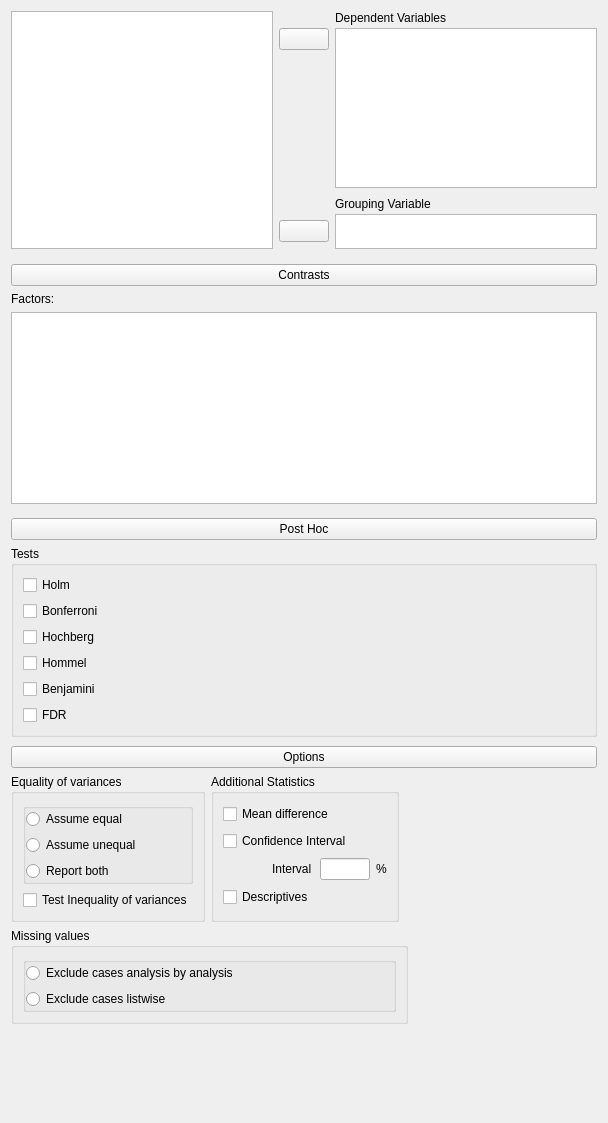
Qt form JASP-Desktop/analysisforms/anovaonewayform.ui (jasp-stats/jasp-desktop) before a commit.
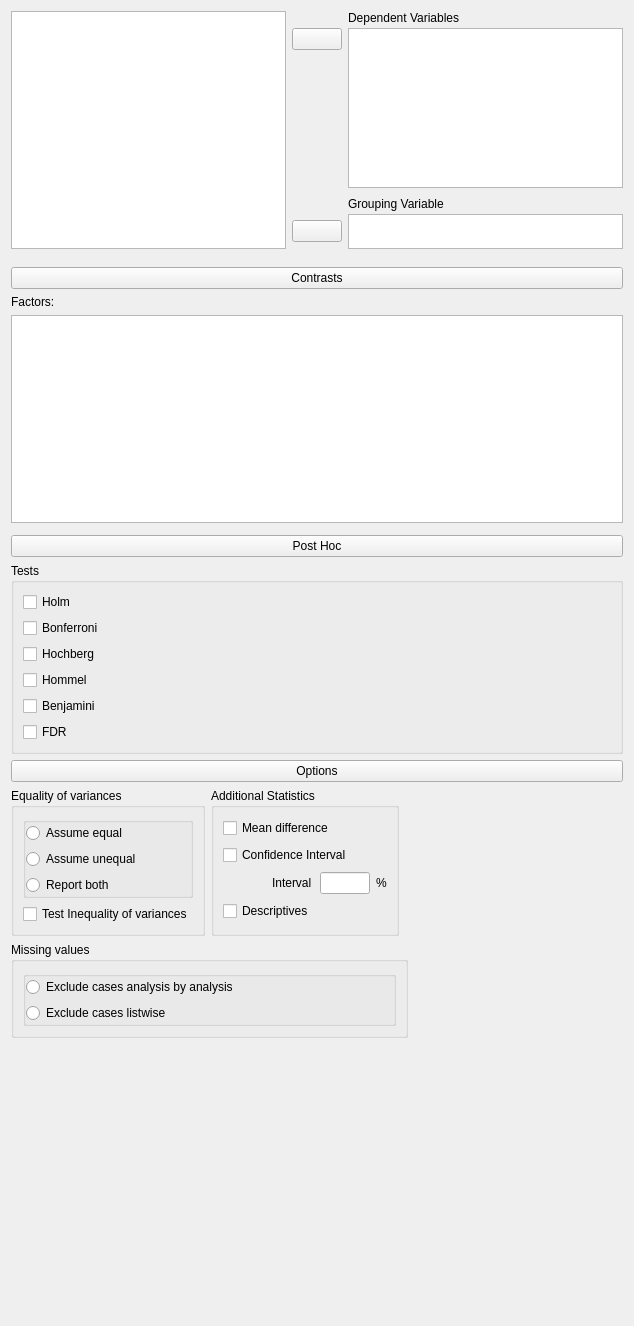
The same form after that commit. Custom widgets are drawn as their Qt base class.

The edit to the form file:
```diff
--- a/JASP-Desktop/analysisforms/anovaonewayform.ui
+++ b/JASP-Desktop/analysisforms/anovaonewayform.ui
@@ -6,8 +6,8 @@
    <rect>
     <x>0</x>
     <y>0</y>
-    <width>608</width>
-    <height>1123</height>
+    <width>634</width>
+    <height>1326</height>
    </rect>
   </property>
   <property name="sizePolicy">
@@ -20,6 +20,9 @@
    <string>Form</string>
   </property>
   <layout class="QVBoxLayout" name="verticalLayout_2">
+   <property name="spacing">
+    <number>0</number>
+   </property>
    <item>
     <widget class="QWidget" name="topWidget" native="true">
      <property name="sizePolicy">
@@ -38,9 +41,6 @@
       <property name="rightMargin">
        <number>0</number>
       </property>
-      <property name="bottomMargin">
-       <number>0</number>
-      </property>
       <property name="verticalSpacing">
        <number>3</number>
       </property>
@@ -188,7 +188,7 @@
        <number>0</number>
       </property>
       <property name="bottomMargin">
-       <number>0</number>
+       <number>3</number>
       </property>
       <item row="0" column="0">
        <widget class="ExpanderButton" name="pushButton_2">
@@ -245,13 +245,13 @@
        <number>0</number>
       </property>
       <property name="topMargin">
-       <number>2</number>
+       <number>3</number>
       </property>
       <property name="rightMargin">
        <number>0</number>
       </property>
       <property name="bottomMargin">
-       <number>0</number>
+       <number>3</number>
       </property>
       <item row="0" column="0">
        <widget class="ExpanderButton" name="pushButton_3">
@@ -345,7 +345,7 @@
        <number>0</number>
       </property>
       <property name="bottomMargin">
-       <number>0</number>
+       <number>3</number>
       </property>
       <item row="0" column="0" colspan="2">
        <widget class="ExpanderButton" name="pushButton">
```
